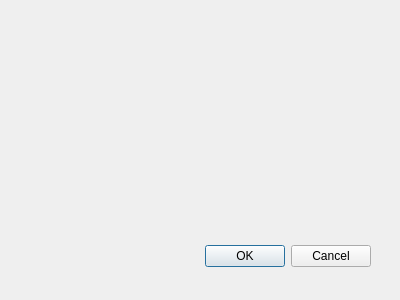
DanielaCabiddu/PEMesh.2, file src/optimizedialog.ui: the form before one commit.
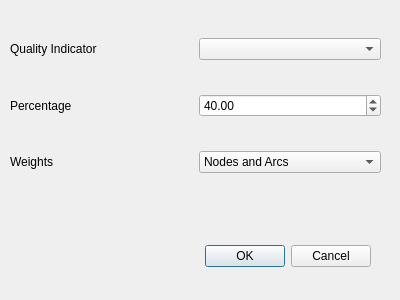
The form after the commit.

What changed in the file:
```diff
--- a/src/optimizedialog.ui
+++ b/src/optimizedialog.ui
@@ -29,6 +29,73 @@
     <set>QDialogButtonBox::Cancel|QDialogButtonBox::Ok</set>
    </property>
   </widget>
+  <widget class="QWidget" name="layoutWidget">
+   <property name="geometry">
+    <rect>
+     <x>10</x>
+     <y>10</y>
+     <width>371</width>
+     <height>191</height>
+    </rect>
+   </property>
+   <layout class="QGridLayout" name="gridLayout">
+    <item row="0" column="0">
+     <widget class="QLabel" name="indicator_label">
+      <property name="text">
+       <string>Quality Indicator</string>
+      </property>
+     </widget>
+    </item>
+    <item row="0" column="1">
+     <widget class="QComboBox" name="indicator_cb"/>
+    </item>
+    <item row="1" column="0">
+     <widget class="QLabel" name="parameter_label">
+      <property name="text">
+       <string>Percentage</string>
+      </property>
+     </widget>
+    </item>
+    <item row="1" column="1">
+     <widget class="QDoubleSpinBox" name="parameter_cb">
+      <property name="value">
+       <double>40.000000000000000</double>
+      </property>
+     </widget>
+    </item>
+    <item row="2" column="0">
+     <widget class="QLabel" name="weights_label">
+      <property name="text">
+       <string>Weights</string>
+      </property>
+     </widget>
+    </item>
+    <item row="2" column="1">
+     <widget class="QComboBox" name="weights_cb">
+      <item>
+       <property name="text">
+        <string>Nodes and Arcs</string>
+       </property>
+      </item>
+      <item>
+       <property name="text">
+        <string>Nodes</string>
+       </property>
+      </item>
+      <item>
+       <property name="text">
+        <string>Arcs</string>
+       </property>
+      </item>
+      <item>
+       <property name="text">
+        <string>None</string>
+       </property>
+      </item>
+     </widget>
+    </item>
+   </layout>
+  </widget>
  </widget>
  <resources/>
  <connections>
```
